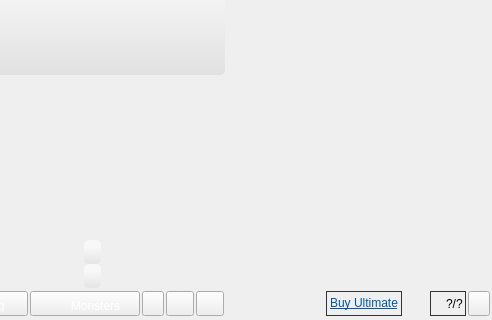
The window that client/qtcpu800x600/base/interface/BaseWindow.ui (alphaonex86/CatchChallenger) describes before a commit, drawn with Qt 5; both pictures show x 308 to 800 and y 280 to 600 of the 800 by 600 pixel window.
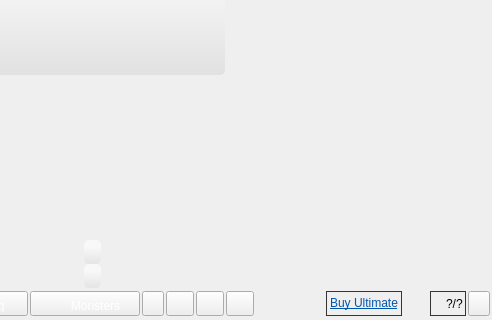
The same window after the commit. The open tabs and pages were chosen to show the change. Icons and pictures are not drawn.

Commit message: [Fix] Uselib version Qtopengl server list with lan Add open to lan button on cpu version on interface

What changed in the file:
```diff
--- a/client/qtcpu800x600/base/interface/BaseWindow.ui
+++ b/client/qtcpu800x600/base/interface/BaseWindow.ui
@@ -1044,6 +1044,37 @@
                 </property>
                </widget>
               </item>
+              <item>
+               <widget class="QToolButton" name="toolButtonLan">
+                <property name="minimumSize">
+                 <size>
+                  <width>28</width>
+                  <height>25</height>
+                 </size>
+                </property>
+                <property name="maximumSize">
+                 <size>
+                  <width>28</width>
+                  <height>25</height>
+                 </size>
+                </property>
+                <property name="toolTip">
+                 <string>Open to Lan</string>
+                </property>
+                <property name="styleSheet">
+                 <string notr="true">QToolButton::hover {
+background-position:left center;
+}
+QToolButton::pressed {
+background-position:left bottom;
+}
+QToolButton { 
+background-image: url(:/images/interface/option-lan.png);
+border-image: url(:/images/empty.png);
+}</string>
+                </property>
+               </widget>
+              </item>
               <item>
                <spacer name="horizontalSpacer_main_display_tools">
                 <property name="orientation">
```
Left out of the diff: 5 changed lines with no effect on the pictures. The commit also changes 24 other files.
